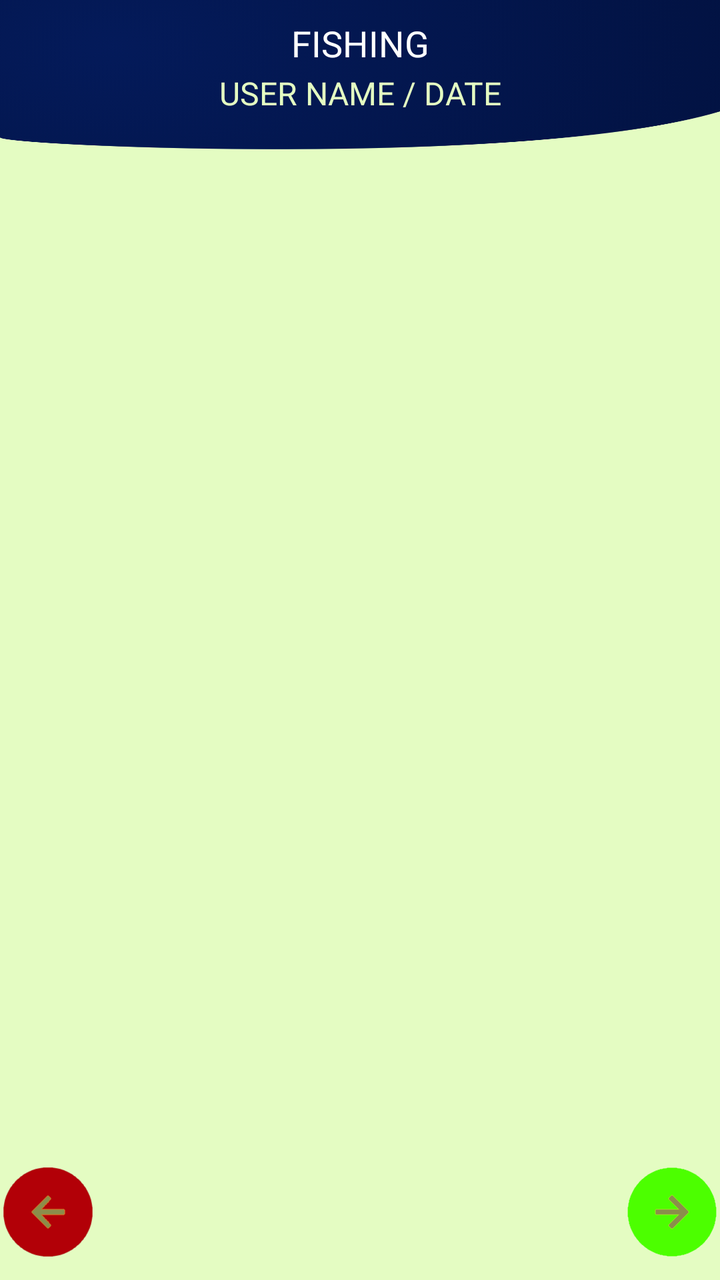
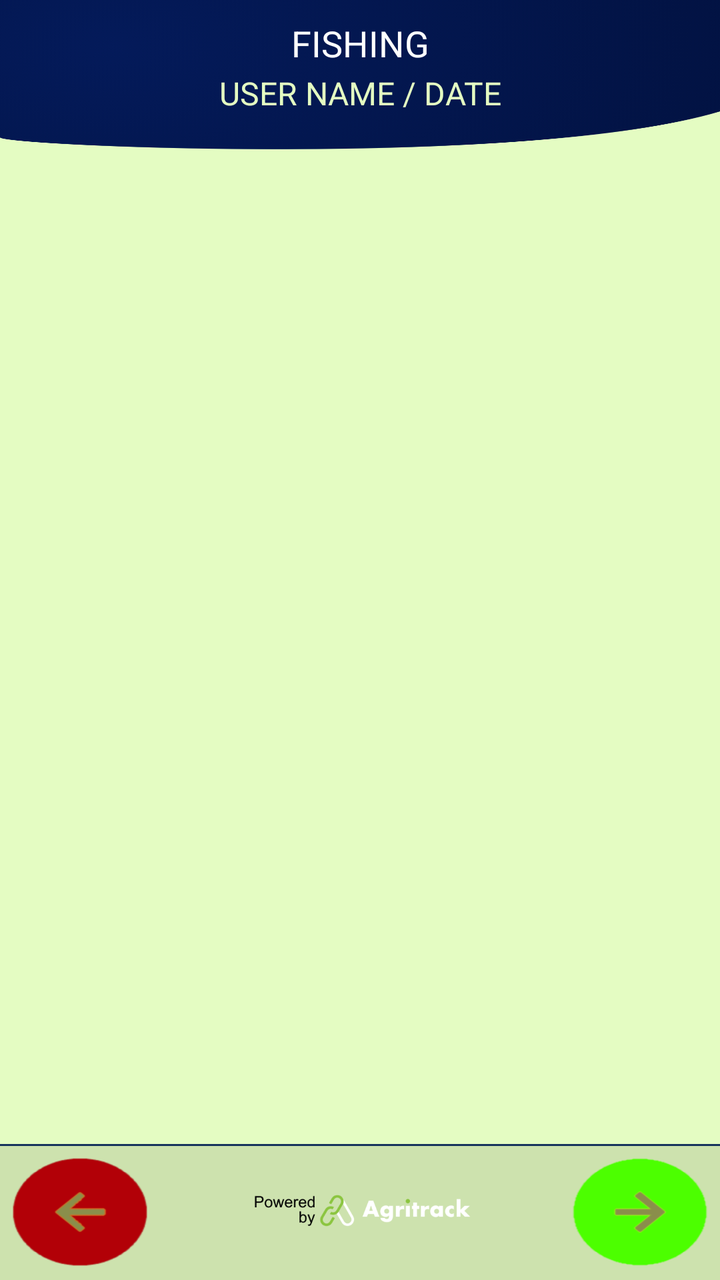

Before-and-after screenshots of an Android layout around one commit, followed by the original layout XML and the change that was made.
<!-- AndroidManifest.xml: application theme Theme.FishTrack -->
<!-- res/layout/activity_template.xml -->
<?xml version="1.0" encoding="utf-8"?>
<androidx.constraintlayout.widget.ConstraintLayout xmlns:android="http://schemas.android.com/apk/res/android"
    xmlns:app="http://schemas.android.com/apk/res-auto"
    xmlns:tools="http://schemas.android.com/tools"
    android:id="@+id/rootLayout"
    android:layout_width="match_parent"
    android:layout_height="match_parent"
    android:background="@color/agri_green"
    tools:context=".ui.activity.fishing.FishingMainActivity">

    <androidx.constraintlayout.widget.ConstraintLayout
        android:id="@+id/headerLayout"
        android:layout_width="match_parent"
        android:layout_height="75dp"
        android:background="@drawable/bg_form_screen"
        android:backgroundTint="@color/agri_blue"
        android:backgroundTintMode="multiply"
        android:clipChildren="false"
        android:clipToPadding="false"
        android:fadingEdge="horizontal"
        android:paddingTop="0dp"
        app:layout_constraintEnd_toEndOf="parent"
        app:layout_constraintStart_toStartOf="parent"
        app:layout_constraintTop_toTopOf="parent">


        <ImageView
            android:id="@+id/ivBack"
            android:layout_width="wrap_content"
            android:layout_height="wrap_content"
            android:layout_marginStart="8dp"
            android:layout_marginEnd="16dp"
            android:layout_marginBottom="14dp"
            android:contentDescription="back Image"
            android:src="@drawable/ic_back"
            android:visibility="invisible"
            app:layout_constraintBottom_toBottomOf="parent"
            app:layout_constraintEnd_toStartOf="@+id/tvTitleToolbar"
            app:layout_constraintStart_toStartOf="parent"
            app:layout_constraintTop_toTopOf="parent" />

        <TextView
            android:id="@+id/tvTitleToolbar"
            fontPath="fonts/open_sans_semibold.ttf"
            android:layout_width="wrap_content"
            android:layout_height="wrap_content"
            android:layout_marginBottom="32dp"
            android:width="250sp"
            android:gravity="center|top|fill_vertical"
            android:text="@string/title_fishing"
            android:textColor="@color/white"
            android:textSize="@dimen/title_font_size"
            app:layout_constraintBottom_toBottomOf="parent"
            app:layout_constraintEnd_toStartOf="@+id/ivNext"
            app:layout_constraintStart_toEndOf="@+id/ivBack"
            app:layout_constraintTop_toTopOf="parent"
            tools:ignore="MissingPrefix" />


        <ImageView
            android:id="@+id/ivNext"
            android:layout_width="wrap_content"
            android:layout_height="wrap_content"
            android:layout_marginStart="16dp"
            android:layout_marginEnd="8dp"
            android:layout_marginBottom="14dp"
            android:src="@drawable/ic_next"
            android:visibility="invisible"
            app:layout_constraintBottom_toBottomOf="parent"
            app:layout_constraintEnd_toEndOf="parent"
            app:layout_constraintStart_toEndOf="@+id/tvTitleToolbar"
            app:layout_constraintTop_toTopOf="parent" />

        <TextView
            android:id="@+id/tvPlatformQuantityNoBins"
            android:layout_width="0dp"
            android:layout_height="wrap_content"
            android:layout_marginBottom="16dp"
            android:backgroundTint="@color/agri_blue"
            android:backgroundTintMode="screen"
            android:gravity="center"
            android:text="@string/title_user_date"
            android:textColor="@color/agri_green"
            android:textSize="@dimen/subtitle_font_size"
            app:layout_constraintBottom_toBottomOf="parent"
            app:layout_constraintEnd_toEndOf="parent"
            app:layout_constraintStart_toStartOf="parent"
            app:layout_constraintTop_toBottomOf="@+id/tvTitleToolbar"
            tools:layout_conversion_absoluteHeight="0dp"
            tools:layout_conversion_absoluteWidth="0dp" />

    </androidx.constraintlayout.widget.ConstraintLayout>

    <androidx.constraintlayout.widget.ConstraintLayout
        android:id="@+id/formLayout"
        android:layout_width="0dp"
        android:layout_height="0dp"
        app:layout_constraintBottom_toTopOf="@+id/footerLayout"
        app:layout_constraintEnd_toEndOf="parent"
        app:layout_constraintStart_toStartOf="parent"
        app:layout_constraintTop_toBottomOf="@id/headerLayout"/>

    <androidx.constraintlayout.widget.ConstraintLayout
        android:id="@+id/footerLayout"
        android:layout_width="0dp"
        android:layout_height="68sp"
        app:layout_constraintBottom_toBottomOf="parent"
        app:layout_constraintEnd_toEndOf="parent"
        app:layout_constraintStart_toStartOf="parent"
        app:layout_constraintTop_toBottomOf="@+id/formLayout">

        <ImageView
            android:id="@+id/ivBackToFillBins"
            android:layout_width="wrap_content"
            android:layout_height="wrap_content"
            app:layout_constraintBottom_toBottomOf="parent"
            app:layout_constraintStart_toStartOf="parent"
            app:layout_constraintTop_toTopOf="parent"
            app:srcCompat="@drawable/ic_shortcut_arrow_back" />

        <ImageView
            android:id="@+id/ivToCongs"
            android:layout_width="wrap_content"
            android:layout_height="wrap_content"
            app:layout_constraintBottom_toBottomOf="parent"
            app:layout_constraintEnd_toEndOf="parent"
            app:layout_constraintTop_toTopOf="parent"
            app:srcCompat="@drawable/ic_shortcut_arrow_forward" />
    </androidx.constraintlayout.widget.ConstraintLayout>

</androidx.constraintlayout.widget.ConstraintLayout>
<!-- resources referenced by this layout -->
<resources>
  <color name="agri_blue">#16325c</color>
  <color name="agri_green">#e4fcc2</color>
  <color name="white">#fff</color>
  <dimen name="subtitle_font_size">16sp</dimen>
  <dimen name="title_font_size">18sp</dimen>
  <!-- drawable bg_form_screen: png bitmap (drawable-hdpi, 110981 bytes) -->
  <!-- drawable ic_back: png bitmap (drawable-hdpi, 647 bytes) -->
  <!-- drawable ic_next: png bitmap (drawable-hdpi, 515 bytes) -->
  <!-- drawable ic_shortcut_arrow_back: png bitmap (drawable-hdpi, 1923 bytes) -->
  <!-- drawable ic_shortcut_arrow_forward: png bitmap (drawable-hdpi, 1562 bytes) -->
  <string name="title_fishing">FISHING</string>
  <string name="title_user_date">USER NAME / DATE</string>
  <style name="Theme.FishTrack" parent="Theme.MaterialComponents.Light" />
</resources>

<!-- the commit's change to res/layout/activity_template.xml (unified diff, before → after) -->
@@ -6,7 +6,7 @@
     android:layout_width="match_parent"
     android:layout_height="match_parent"
     android:background="@color/agri_green"
-    tools:context=".ui.activity.fishing.FishingMainActivity">
+    tools:context=".ui.activity.fishing.FishingStartActivity">
 
     <androidx.constraintlayout.widget.ConstraintLayout
         android:id="@+id/headerLayout"
@@ -104,24 +104,45 @@
         android:id="@+id/footerLayout"
         android:layout_width="0dp"
         android:layout_height="68sp"
+        android:background="@drawable/border_top"
         app:layout_constraintBottom_toBottomOf="parent"
         app:layout_constraintEnd_toEndOf="parent"
         app:layout_constraintStart_toStartOf="parent"
         app:layout_constraintTop_toBottomOf="@+id/formLayout">
 
         <ImageView
-            android:id="@+id/ivBackToFillBins"
+            android:id="@+id/imageView2"
             android:layout_width="wrap_content"
             android:layout_height="wrap_content"
+            android:layout_marginTop="24dp"
+            android:layout_marginBottom="24dp"
+            android:scaleX="0.7"
+            android:scaleY="0.7"
+            app:layout_constraintBottom_toBottomOf="parent"
+            app:layout_constraintEnd_toStartOf="@+id/ivToTeam"
+            app:layout_constraintStart_toEndOf="@+id/ivBackToMain"
+            app:layout_constraintTop_toTopOf="parent"
+            app:srcCompat="@drawable/powered_by_agritrack" />
+
+        <ImageView
+            android:id="@+id/ivBackToMain"
+            android:layout_width="wrap_content"
+            android:layout_height="wrap_content"
+            android:layout_marginStart="16dp"
+            android:scaleX="1.5"
+            android:scaleY="1.2"
             app:layout_constraintBottom_toBottomOf="parent"
             app:layout_constraintStart_toStartOf="parent"
             app:layout_constraintTop_toTopOf="parent"
             app:srcCompat="@drawable/ic_shortcut_arrow_back" />
 
         <ImageView
-            android:id="@+id/ivToCongs"
+            android:id="@+id/ivToTeam"
             android:layout_width="wrap_content"
             android:layout_height="wrap_content"
+            android:layout_marginEnd="16dp"
+            android:scaleX="1.5"
+            android:scaleY="1.2"
             app:layout_constraintBottom_toBottomOf="parent"
             app:layout_constraintEnd_toEndOf="parent"
             app:layout_constraintTop_toTopOf="parent"
<!-- resource entries referenced after the edit -->
@@ -6,12 +6,28 @@
   <dimen name="subtitle_font_size">16sp</dimen>
   <dimen name="title_font_size">18sp</dimen>
   <!-- drawable bg_form_screen: png bitmap (drawable-hdpi, 110981 bytes) -->
+  <!-- drawable border_top (drawable) -->
+  <?xml version="1.0" encoding="utf-8"?>
+  <layer-list xmlns:android="http://schemas.android.com/apk/res/android" >
+      <item>
+          <shape android:shape="rectangle" >
+              <solid android:color="@color/agri_blue"/>
+          </shape>
+      </item>
+      <item android:top="1dp">
+          <shape android:shape="rectangle" >
+              <solid android:color="@color/footer_green" />
+          </shape>
+      </item>
+  </layer-list>
   <!-- drawable ic_back: png bitmap (drawable-hdpi, 647 bytes) -->
   <!-- drawable ic_next: png bitmap (drawable-hdpi, 515 bytes) -->
   <!-- drawable ic_shortcut_arrow_back: png bitmap (drawable-hdpi, 1923 bytes) -->
   <!-- drawable ic_shortcut_arrow_forward: png bitmap (drawable-hdpi, 1562 bytes) -->
+  <!-- drawable powered_by_agritrack: png bitmap (drawable-hdpi, 13903 bytes) -->
   <string name="title_fishing">FISHING</string>
   <string name="title_user_date">USER NAME / DATE</string>
   <style name="Theme.FishTrack" parent="Theme.MaterialComponents.Light" />
+  <color name="footer_green">#cde2ae</color>
 </resources>
 
